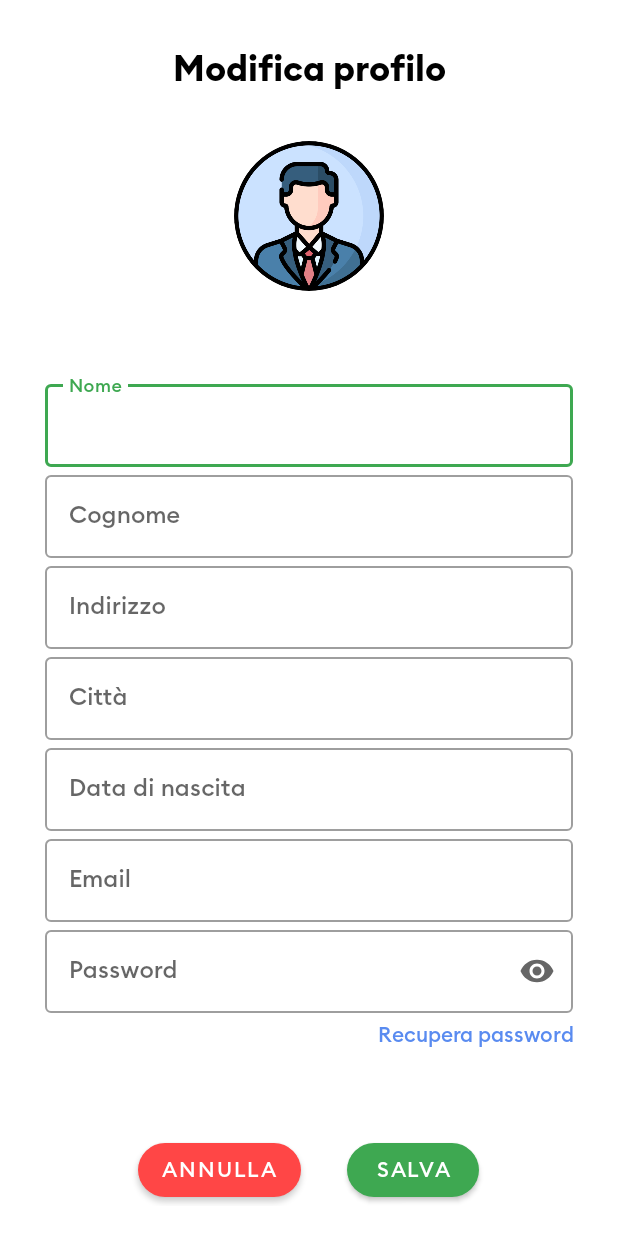
After one commit to ssilvestri15/Gruppo1_ProjectGreen_IUM, an Android app: the layout activity_edit_profile.xml on its own in the app's theme, with its tools: preview values and no code run, on a phone screen of 412 x 824 dp. The commit adds this screen. Run offline under Robolectric (Android 15) with nearby library versions, the phone set to English and light mode, and no system bars.

Commit message:
Added Editprofile && improved layout

```diff
--- a/app/src/main/AndroidManifest.xml
+++ b/app/src/main/AndroidManifest.xml
@@ -13,6 +13,9 @@
         android:roundIcon="@mipmap/ic_launcher_round"
         android:supportsRtl="true"
         android:theme="@style/Theme.ProjectGreen">
+        <activity
+            android:name=".EditProfile"
+            android:exported="true" />
         <activity
             android:name=".NuovaManifestazioneActivity"
             android:exported="true" />
--- a/app/src/main/java/com/boris/projectgreen/BottomSheetRegistrazione.java
+++ b/app/src/main/java/com/boris/projectgreen/BottomSheetRegistrazione.java
@@ -109,6 +109,7 @@ public class BottomSheetRegistrazione extends BottomSheetDialogFragment {
         int ruolo = 0;
         if(sVolotario.isChecked()) ruolo = 1;
         if(sDipComunale.isChecked()) ruolo = 2;
+        if(sVolotario.isChecked() && sDipComunale.isChecked()) ruolo = 3;
         if(controlloPassword(password.getText().toString())) {
             utente = new Utente(nome.getText().toString(), cognome.getText().toString(), indirizzo.getText().toString(), citta.getText().toString(), dataDiNascita.getText().toString(), email.getText().toString(), password.getText().toString(), ruolo, 1, 0, 1, 0, 1, 0, 1, 0);
             Utente.salva(getActivity(),utente);
--- /dev/null
+++ b/app/src/main/res/layout/activity_edit_profile.xml
@@ -0,0 +1,177 @@
+<?xml version="1.0" encoding="utf-8"?>
+<androidx.constraintlayout.widget.ConstraintLayout xmlns:android="http://schemas.android.com/apk/res/android"
+    xmlns:app="http://schemas.android.com/apk/res-auto"
+    xmlns:tools="http://schemas.android.com/tools"
+    android:layout_width="match_parent"
+    android:layout_height="match_parent"
+    tools:context=".EditProfile">
+
+    <TextView
+        android:id="@+id/textView"
+        android:layout_width="match_parent"
+        android:layout_height="wrap_content"
+        android:layout_marginTop="30dp"
+        android:text="Modifica profilo"
+        android:textAlignment="center"
+        android:textColor="@color/black"
+        android:textSize="24sp"
+        android:textStyle="bold"
+        app:layout_constraintTop_toTopOf="parent" />
+
+    <de.hdodenhof.circleimageview.CircleImageView
+        android:id="@+id/fotoProfilo"
+        android:layout_width="100dp"
+        android:layout_height="100dp"
+        android:layout_gravity="center"
+        android:layout_marginTop="32dp"
+        android:src="@drawable/profile"
+        app:layout_constraintEnd_toEndOf="parent"
+        app:layout_constraintStart_toStartOf="parent"
+        app:layout_constraintTop_toBottomOf="@+id/textView" />
+
+    <LinearLayout
+        android:layout_width="match_parent"
+        android:layout_height="wrap_content"
+        android:layout_margin="30dp"
+        android:orientation="vertical"
+        app:layout_constraintBottom_toTopOf="@+id/linearLayout2"
+        app:layout_constraintTop_toBottomOf="@+id/fotoProfilo"
+        tools:layout_editor_absoluteX="30dp">
+
+        <com.google.android.material.textfield.TextInputLayout
+            android:id="@+id/tl_name"
+            style="@style/Widget.MaterialComponents.TextInputLayout.OutlinedBox"
+            android:layout_width="match_parent"
+            android:layout_height="wrap_content"
+            android:hint="Nome">
+
+            <com.google.android.material.textfield.TextInputEditText
+                android:id="@+id/txtFieldNome"
+                android:layout_width="match_parent"
+                android:layout_height="wrap_content" />
+
+        </com.google.android.material.textfield.TextInputLayout>
+
+        <com.google.android.material.textfield.TextInputLayout
+            style="@style/Widget.MaterialComponents.TextInputLayout.OutlinedBox"
+            android:layout_width="match_parent"
+            android:layout_height="wrap_content"
+            android:hint="Cognome">
+
+            <com.google.android.material.textfield.TextInputEditText
+                android:id="@+id/txtFieldCognome"
+                android:layout_width="match_parent"
+                android:layout_height="wrap_content" />
+
+        </com.google.android.material.textfield.TextInputLayout>
+
+        <com.google.android.material.textfield.TextInputLayout
+            style="@style/Widget.MaterialComponents.TextInputLayout.OutlinedBox"
+            android:layout_width="match_parent"
+            android:layout_height="wrap_content"
+            android:hint="Indirizzo">
+
+            <com.google.android.material.textfield.TextInputEditText
+                android:id="@+id/txtFieldIndirizzo"
+                android:layout_width="match_parent"
+                android:layout_height="wrap_content" />
+
+        </com.google.android.material.textfield.TextInputLayout>
+
+        <com.google.android.material.textfield.TextInputLayout
+            style="@style/Widget.MaterialComponents.TextInputLayout.OutlinedBox"
+            android:layout_width="match_parent"
+            android:layout_height="wrap_content"
+            android:hint="Città">
+
+            <com.google.android.material.textfield.TextInputEditText
+                android:id="@+id/txtFieldCitta"
+                android:layout_width="match_parent"
+                android:layout_height="wrap_content" />
+
+        </com.google.android.material.textfield.TextInputLayout>
+
+        <com.google.android.material.textfield.TextInputLayout
+            style="@style/Widget.MaterialComponents.TextInputLayout.OutlinedBox"
+            android:layout_width="match_parent"
+            android:layout_height="wrap_content"
+            android:hint="Data di nascita">
+
+            <com.google.android.material.textfield.TextInputEditText
+                android:id="@+id/txtFieldDaraNascita"
+                android:layout_width="match_parent"
+                android:layout_height="wrap_content"
+                android:inputType="date" />
+
+        </com.google.android.material.textfield.TextInputLayout>
+
+        <com.google.android.material.textfield.TextInputLayout
+            style="@style/Widget.MaterialComponents.TextInputLayout.OutlinedBox"
+            android:layout_width="match_parent"
+            android:layout_height="wrap_content"
+            android:hint="Email">
+
+            <com.google.android.material.textfield.TextInputEditText
+                android:id="@+id/txtFieldEmail"
+                android:layout_width="match_parent"
+                android:layout_height="wrap_content"
+                android:inputType="textEmailAddress" />
+
+        </com.google.android.material.textfield.TextInputLayout>
+
+        <com.google.android.material.textfield.TextInputLayout
+            style="@style/Widget.MaterialComponents.TextInputLayout.OutlinedBox"
+            android:layout_width="match_parent"
+            android:layout_height="wrap_content"
+            android:hint="Password"
+            app:endIconMode="password_toggle">
+
+            <com.google.android.material.textfield.TextInputEditText
+                android:id="@+id/txtFieldPassword"
+                android:layout_width="match_parent"
+                android:layout_height="wrap_content"
+                android:inputType="textPassword" />
+
+        </com.google.android.material.textfield.TextInputLayout>
+        <TextView
+            android:layout_width="match_parent"
+            android:layout_height="wrap_content"
+            android:text="Recupera password"
+            android:textAlignment="textEnd"
+            android:layout_marginTop="5dp"
+            android:textColor="@color/blue_a200"
+            android:clickable="true"/>
+
+
+    </LinearLayout>
+
+    <LinearLayout
+        android:id="@+id/linearLayout2"
+        android:layout_width="match_parent"
+        android:layout_height="wrap_content"
+        android:orientation="horizontal"
+        app:layout_constraintBottom_toBottomOf="parent"
+        android:gravity="center"
+        android:layout_marginBottom="20dp">
+
+
+        <com.google.android.material.button.MaterialButton
+            android:id="@+id/btnAnnulla"
+            android:layout_width="wrap_content"
+            android:layout_height="wrap_content"
+            android:layout_marginEnd="15dp"
+            app:backgroundTint="@color/red"
+            app:cornerRadius="20dp"
+            android:text="ANNULLA"/>
+
+        <com.google.android.material.button.MaterialButton
+            android:id="@+id/btnSalva"
+            android:layout_width="wrap_content"
+            android:layout_height="wrap_content"
+            android:layout_marginStart="15dp"
+            app:cornerRadius="20dp"
+            android:text="SALVA"/>
+
+    </LinearLayout>
+
+</androidx.constraintlayout.widget.ConstraintLayout>
--- a/app/src/main/res/layout/fragment_profile.xml
+++ b/app/src/main/res/layout/fragment_profile.xml
@@ -200,6 +200,7 @@
                     android:progressDrawable="@drawable/circle"
                     android:indeterminateOnly="false"
                     android:progress="30"
+                    app:trackCornerRadius="10dp"
                     app:layout_constraintBottom_toBottomOf="parent"
                     app:layout_constraintLeft_toLeftOf="parent"
                     app:layout_constraintRight_toRightOf="parent"
--- a/app/src/main/res/values/colors.xml
+++ b/app/src/main/res/values/colors.xml
@@ -14,4 +14,6 @@
     <color name="blue_a200">#598BF0</color>
     <color name="dark_green">#3EA851</color>
 
+    <color name="red">#FF4646</color>
+
 </resources>
--- a/build.gradle
+++ b/build.gradle
@@ -5,7 +5,7 @@ buildscript {
         jcenter()
     }
     dependencies {
-        classpath 'com.android.tools.build:gradle:7.0.0-beta04'
+        classpath 'com.android.tools.build:gradle:7.1.0-alpha02'
 
 
         // NOTE: Do not place your application dependencies here; they belong
```
Also changed, not shown: app/src/main/java/com/boris/projectgreen/DonazioniFragment.java (+10 -3 lines), app/src/main/java/com/boris/projectgreen/EditProfile.java (added, +57 -0 lines), app/src/main/java/com/boris/projectgreen/ProfileFragment.java (+54 -21 lines), app/src/main/java/com/boris/projectgreen/Utente.java (+61 -2 lines).
